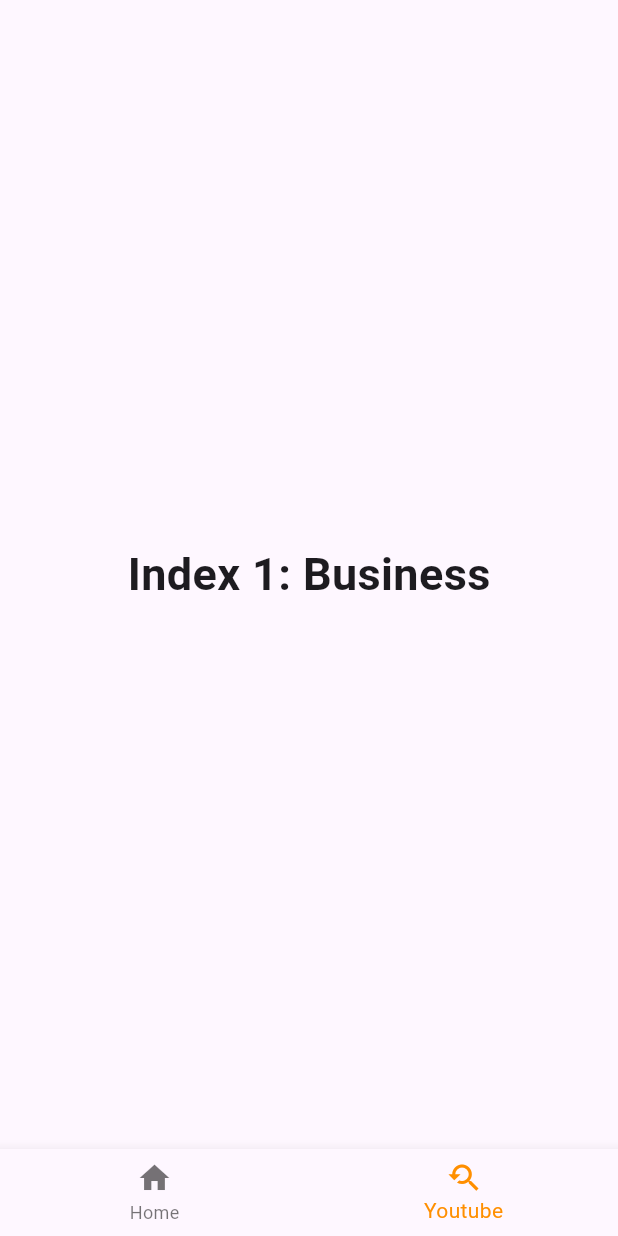
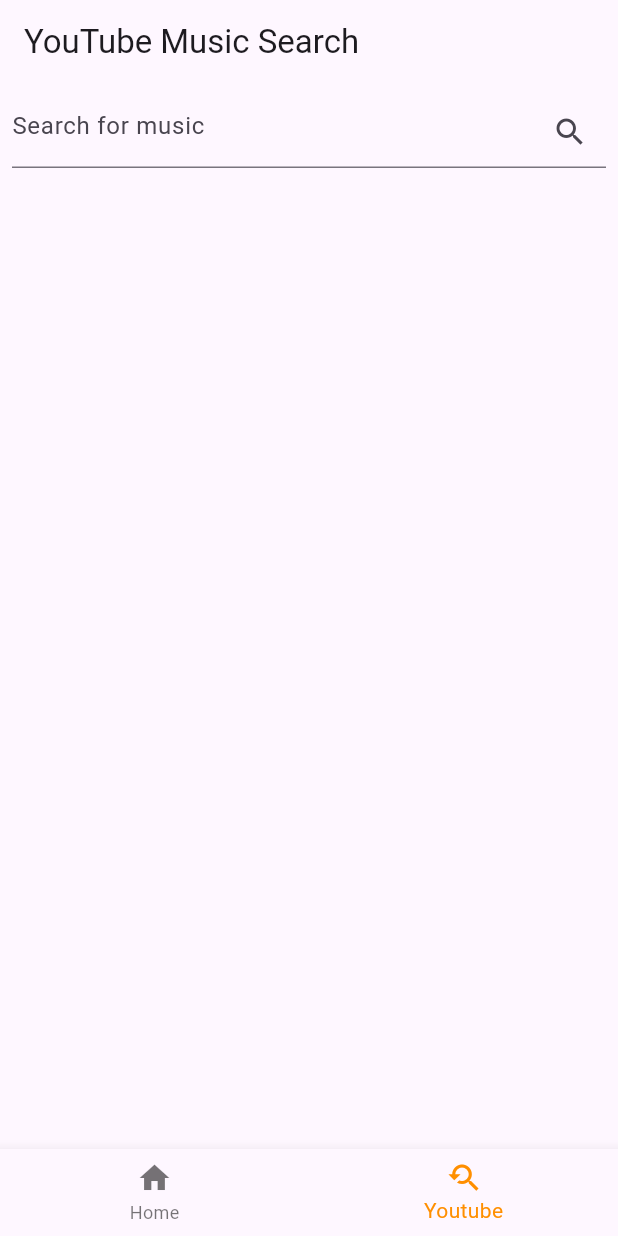
Before and after one commit to udaykumar-m/TuneUp, a Flutter app: the screen it shows after launch, item 2 of the bottom bar chosen, on a phone screen of 412 x 824 dp. Run offline on Flutter 3.47's test engine with Material 3 defaults, Android fonts, the phone set to English and light mode, and no system bars; our stand-ins replace audioplayers, on_audio_query, permission_handler, youtube_player_flutter.

Commit message:
Youtube player and soungs query is added

```diff
--- a/lib/features/home/home_page.dart
+++ b/lib/features/home/home_page.dart
@@ -1,5 +1,6 @@
 import 'package:flutter/material.dart';
 import '../local_audioplayer/local_audio.dart';
+import '../youtube/youtube_player.dart';
 
 class HomePage extends StatefulWidget {
   const HomePage({super.key});
@@ -14,10 +15,7 @@
       TextStyle(fontSize: 30, fontWeight: FontWeight.bold);
   static const List<Widget> _widgetOptions = <Widget>[
     AudioFilesScreen(),
-    Text(
-      'Index 1: Business',
-      style: optionStyle,
-    ),
+    YouTubeScreen()
   ];
 
   void _onItemTapped(int index) {
--- /dev/null
+++ b/lib/features/youtube/youtube_player.dart
@@ -0,0 +1,71 @@
+import 'package:flutter/material.dart';
+import 'youtube_service.dart';
+import 'video_player_screen.dart';
+
+class YouTubeScreen extends StatefulWidget {
+  const YouTubeScreen({super.key});
+
+  @override
+  _YouTubeScreenState createState() => _YouTubeScreenState();
+}
+
+class _YouTubeScreenState extends State<YouTubeScreen> {
+  final _searchController = TextEditingController();
+  final _youtubeService = YouTubeService();
+  List<Map<String, String>> _videos = [];
+
+  void _searchVideos() async {
+    final query = _searchController.text;
+    if (query.isNotEmpty) {
+      final videos = await _youtubeService.searchVideos(query);
+      setState(() {
+        _videos = videos;
+      });
+    }
+  }
+
+  @override
+  Widget build(BuildContext context) {
+    return Scaffold(
+      appBar: AppBar(title: const Text("YouTube Music Search")),
+      body: Column(
+        children: [
+          Padding(
+            padding: const EdgeInsets.all(8.0),
+            child: TextField(
+              controller: _searchController,
+              decoration: InputDecoration(
+                hintText: "Search for music",
+                suffixIcon: IconButton(
+                  icon: const Icon(Icons.search),
+                  onPressed: _searchVideos,
+                ),
+              ),
+            ),
+          ),
+          Expanded(
+            child: ListView.builder(
+              itemCount: _videos.length,
+              itemBuilder: (context, index) {
+                final video = _videos[index];
+                return ListTile(
+                  leading: Image.network(video["thumbnail"]!),
+                  title: Text(video["title"]!),
+                  onTap: () {
+                    Navigator.push(
+                      context,
+                      MaterialPageRoute(
+                        builder: (context) =>
+                            VideoPlayerScreen(videoId: video["videoId"]!),
+                      ),
+                    );
+                  },
+                );
+              },
+            ),
+          ),
+        ],
+      ),
+    );
+  }
+}
--- a/pubspec.yaml
+++ b/pubspec.yaml
@@ -12,6 +12,8 @@
   permission_handler: ^11.1.0
   flutter:
     sdk: flutter
+  youtube_player_flutter: ^9.1.1
+  http: ^1.2.2
 
 dev_dependencies:
   flutter_test:
```
Also changed, not shown: lib/features/youtube/video_player_screen.dart (added, +22 -0 lines), lib/features/youtube/youtube_service.dart (added, +27 -0 lines), pubspec.lock, 3 other files.
